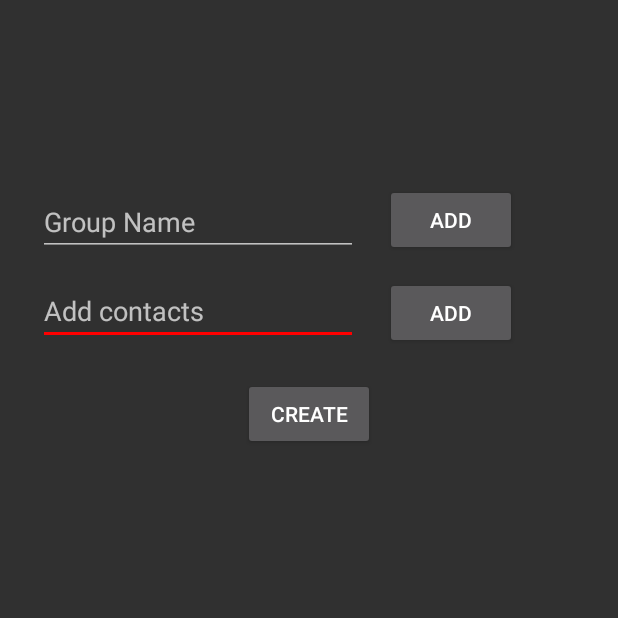
After one commit to meAndyy/Nessus-Fenrir-Callirrhoe, an Android app: the fragment AddContactFragment shown on its own in the app's theme, on a phone screen of 412 x 824 dp, the top half of it. The commit adds this screen. Run offline under Robolectric (Android 15) with nearby library versions, the phone set to English and light mode, and no system bars; 1 statement that could not run was skipped.

Commit message:
Expendable list view now holding contacts group

```diff
--- a/app/build.gradle
+++ b/app/build.gradle
@@ -13,7 +13,7 @@ android {
     compileSdkVersion 25
     buildToolsVersion "26.0.1"
     defaultConfig {
-        manifestPlaceholders = [onesignal_app_id: "47cc7bc4-8d85-4368-b00c-02d4341db977",
+        manifestPlaceholders = [onesignal_app_id               : "47cc7bc4-8d85-4368-b00c-02d4341db977",
                                 // Project number pulled from dashboard, local value is ignored.
                                 onesignal_google_project_number: "REMOTE"]
         applicationId "com.example.andy.nessus_fenrir_callirrhoe"
--- /dev/null
+++ b/app/src/main/java/com/example/andy/nessus_fenrir_callirrhoe/AddContactFragment.java
@@ -0,0 +1,139 @@
+package com.example.andy.nessus_fenrir_callirrhoe;
+
+import android.content.Context;
+import android.content.DialogInterface;
+import android.net.Uri;
+import android.os.Bundle;
+import android.support.v4.app.Fragment;
+import android.support.v7.app.AlertDialog;
+import android.view.LayoutInflater;
+import android.view.View;
+import android.view.ViewGroup;
+import android.widget.AdapterView;
+import android.widget.ArrayAdapter;
+import android.widget.Button;
+import android.widget.EditText;
+import android.widget.ListView;
+import android.widget.TextView;
+import android.widget.Toast;
+
+import java.util.ArrayList;
+
+public class AddContactFragment extends Fragment {
+
+    EditText ctext, ntext;
+    TextView viewgrp;
+    Button addbtn, grpbtn, crtebtn;
+    ListView list;
+    ArrayList<String> contacts;
+    ArrayAdapter<String> adapter;
+
+    public AddContactFragment() {
+        // Required empty public constructor
+    }
+
+    @Override
+    public View onCreateView(LayoutInflater inflater, ViewGroup container,
+                             Bundle savedInstanceState) {
+        final View v = inflater.inflate(R.layout.fragment_add_contact, container, false);
+
+        ctext = (EditText) v.findViewById(R.id.ctext);
+        crtebtn = (Button) v.findViewById(R.id.crtebtn);
+        addbtn = (Button) v.findViewById(R.id.addbtn);
+        grpbtn = (Button) v.findViewById(R.id.grpbtn);
+        ntext = (EditText) v.findViewById(R.id.ntext);
+        viewgrp = (TextView) v.findViewById(R.id.viewgrp);
+        list = (ListView) v.findViewById(R.id.list);
+        contacts = new ArrayList<>();
+        adapter = new ArrayAdapter<String>(getActivity(), android.R.layout.simple_list_item_1, contacts);
+        list.setAdapter(adapter);
+
+        grpbtn.setOnClickListener(new View.OnClickListener() {
+            @Override
+            public void onClick(View v) {
+                String groupname = ntext.getText().toString();
+                if (!groupname.isEmpty() && groupname != null) {
+                    viewgrp.setText(groupname);
+
+                }
+                else {
+                    Toast.makeText(getActivity(),"Its empty!",Toast.LENGTH_SHORT).show();;
+                }
+            }
+        });
+
+        addbtn.setOnClickListener(new View.OnClickListener() {
+            @Override
+            public void onClick(View v) {
+                String email = ctext.getText().toString().trim();
+                if (!email.isEmpty()&& !email.contains(" ") ){
+                    contacts.add(email);
+                    ctext.setText("");
+                }
+
+                else {
+                    Toast.makeText(getActivity(),"Its empty!",Toast.LENGTH_SHORT).show();;
+                }
+
+            }
+        });
+
+        crtebtn.setOnClickListener(new View.OnClickListener() {
+            @Override
+            public void onClick(View v) {
+                final String groupname = viewgrp.getText().toString().trim();
+                if( !contacts.isEmpty() && !groupname.contains(" ")) {
+                    final AlertDialog.Builder adb = new AlertDialog.Builder(v.getContext());
+                    adb.setTitle("Create Group");
+                    adb.setMessage("Are you sure you want to create this group? Doing so will overwrite any other group with the same name.");
+                    adb.setNegativeButton("Cancel", null);
+                    adb.setPositiveButton("Ok", new AlertDialog.OnClickListener() {
+                        public void onClick(DialogInterface dialog, int which) {
+
+                                DatabaseController dbc = new DatabaseController();
+                                dbc.addContacts(groupname, contacts);
+                                System.out.println("!!!!!!!!!!!!!!!!!!!!!!!!!!!!!!!!!!!!!!!!!!!!!!!!!!!!!!!!!!!!!!!!!!!!!!!!!!!!!!!!!!!!!!!!!!!!!!!!!!");
+                                Toast.makeText(getActivity(), groupname + " has been added to your contacts.", Toast.LENGTH_SHORT).show();
+                                ctext.setText("");
+                                ntext.setText("");
+                                viewgrp.setText("");
+                                contacts.clear();
+
+                        }});
+                    adb.show();
+                }
+                else{
+                    Toast.makeText(getActivity(),"Bad group, check name for spaces.", Toast.LENGTH_LONG).show();
+                }
+
+                }
+
+            }
+
+        );
+
+        list.setOnItemLongClickListener(new AdapterView.OnItemLongClickListener() {
+            @Override
+            public boolean onItemLongClick(AdapterView<?> parent, View view, int position, long id) {
+
+                final AlertDialog.Builder adb = new AlertDialog.Builder(v.getContext());
+                adb.setTitle("Remove");
+                adb.setMessage("Are you sure you want to remove this item from the group you are creating?");
+                final int positionToRemove = position;
+                adb.setNegativeButton("Cancel", null);
+                adb.setPositiveButton("Ok", new AlertDialog.OnClickListener() {
+                    public void onClick(DialogInterface dialog, int which) {
+                        contacts.remove(positionToRemove);
+                        adapter.notifyDataSetChanged();
+                    }
+                });
+                adb.show();
+                return true;
+
+            }
+        });
+
+        return v;
+    }
+
+}
--- /dev/null
+++ b/app/src/main/res/layout/fragment_add_contact.xml
@@ -0,0 +1,84 @@
+<RelativeLayout xmlns:android="http://schemas.android.com/apk/res/android"
+    xmlns:tools="http://schemas.android.com/tools"
+    android:layout_width="match_parent"
+    android:layout_height="match_parent"
+    tools:context="com.example.andy.nessus_fenrir_callirrhoe.AddContactFragment">
+
+    <!-- TODO: Update blank fragment layout -->
+
+    <EditText
+        android:id="@+id/ctext"
+        android:layout_width="wrap_content"
+        android:layout_height="wrap_content"
+        android:ems="10"
+        android:hint="Add contacts"
+        android:inputType="textEmailAddress"
+        android:layout_marginLeft="25dp"
+        android:layout_marginStart="25dp"
+        android:layout_alignTop="@+id/addbtn"
+        android:layout_alignParentLeft="true"
+        android:layout_alignParentStart="true" />
+
+    <Button
+        android:id="@+id/addbtn"
+        android:layout_width="wrap_content"
+        android:layout_height="wrap_content"
+        android:layout_marginLeft="18dp"
+        android:layout_marginStart="18dp"
+        android:text="Add"
+        android:layout_below="@+id/grpbtn"
+        android:layout_toRightOf="@+id/ntext"
+        android:layout_toEndOf="@+id/ntext"
+        android:layout_marginTop="14dp" />
+
+    <EditText
+        android:id="@+id/ntext"
+        android:layout_width="wrap_content"
+        android:layout_height="wrap_content"
+        android:ems="10"
+        android:hint="Group Name"
+        android:inputType="textPersonName"
+        android:layout_marginTop="125dp"
+        android:layout_alignParentTop="true"
+        android:layout_alignLeft="@+id/ctext"
+        android:layout_alignStart="@+id/ctext" />
+
+    <TextView
+        android:id="@+id/viewgrp"
+        android:layout_width="wrap_content"
+        android:layout_height="wrap_content"
+        android:layout_below="@+id/crtebtn"
+        android:layout_centerHorizontal="true"
+        android:layout_marginTop="18dp"
+        android:textSize="18sp" />
+
+    <Button
+        android:id="@+id/grpbtn"
+        android:layout_width="wrap_content"
+        android:layout_height="wrap_content"
+        android:text="Add"
+        android:layout_alignBottom="@+id/ntext"
+        android:layout_alignLeft="@+id/addbtn"
+        android:layout_alignStart="@+id/addbtn" />
+
+    <ListView
+        android:id="@+id/list"
+        android:layout_width="match_parent"
+        android:layout_height="match_parent"
+        android:longClickable="true"
+        android:layout_marginTop="46dp"
+        android:layout_below="@+id/viewgrp"
+        android:layout_alignParentLeft="true"
+        android:layout_alignParentStart="true" />
+
+    <Button
+        android:id="@+id/crtebtn"
+        android:layout_width="wrap_content"
+        android:layout_height="wrap_content"
+        android:text="create"
+        android:layout_below="@+id/addbtn"
+        android:layout_centerHorizontal="true"
+        android:layout_marginTop="19dp" />
+
+
+</RelativeLayout>
```
Also changed, not shown: app/src/main/java/com/example/andy/nessus_fenrir_callirrhoe/Contacts.java (added, +30 -0 lines), app/src/main/java/com/example/andy/nessus_fenrir_callirrhoe/DatabaseController.java (added, +76 -0 lines), app/src/main/java/com/example/andy/nessus_fenrir_callirrhoe/ExpandAdapter.java (added, +102 -0 lines), app/src/main/java/com/example/andy/nessus_fenrir_callirrhoe/MainFragment.java (+90 -9 lines), app/src/main/java/com/example/andy/nessus_fenrir_callirrhoe/RequestAPI.java (+6 -8 lines), app/src/main/java/com/example/andy/nessus_fenrir_callirrhoe/SignupActivity.java (+7 -13 lines), app/src/main/java/com/example/andy/nessus_fenrir_callirrhoe/TabAdapter.java (+8 -1 lines), app/src/main/java/com/example/andy/nessus_fenrir_callirrhoe/User.java (+33 -1 lines), app/src/main/res/layout/fragment_main.xml (+12 -4 lines), app/src/main/res/layout/list_group.xml (added, +13 -0 lines), app/src/main/res/layout/list_item.xml (added, +12 -0 lines).
